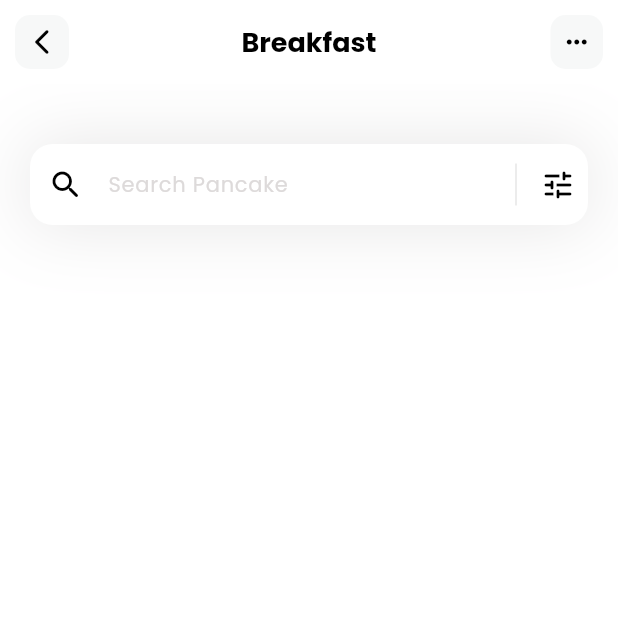
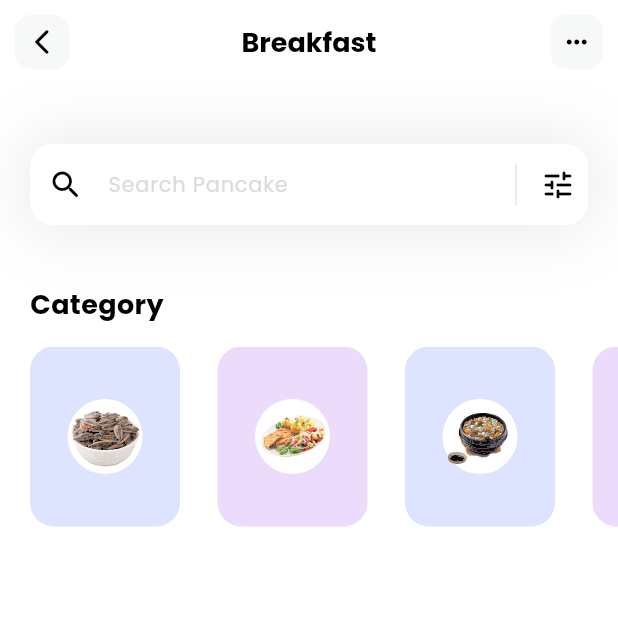
Before and after one commit to Vadimcha/DietApp, a Flutter app: the screen it shows after launch, on a phone screen of 412 x 824 dp, the top half of it. Run offline on Flutter 3.47's test engine with Material 3 defaults, Android fonts, the phone set to English and light mode, and no system bars; our stand-ins replace flutter_svg.

Commit message:
Make category section

```diff
--- /dev/null
+++ b/lib/components/CategorySection.dart
@@ -0,0 +1,67 @@
+import 'package:diet_app/models/category_model.dart';
+import 'package:flutter/material.dart';
+import 'package:flutter_svg/svg.dart';
+
+class CategorySection extends StatelessWidget {
+  CategorySection({super.key});
+
+  List<CategoryModel> categories = [];
+  void _getCategories() {
+    categories = CategoryModel.getCategories();
+  }
+
+  @override
+  Widget build(BuildContext context) {
+    _getCategories();
+    return Column(
+      crossAxisAlignment: CrossAxisAlignment.start,
+      children: [
+        const Padding(
+          padding: EdgeInsets.only(left: 20),
+          child: Text(
+            'Category',
+            style: TextStyle(
+              color: Colors.black,
+              fontSize: 18,
+              fontWeight: FontWeight.bold,
+            ),
+          ),
+        ),
+        const SizedBox(
+          height: 15,
+        ),
+        SizedBox(
+            height: 120,
+            child: ListView.separated(
+              scrollDirection: Axis.horizontal,
+              padding: const EdgeInsets.only(left: 20, right: 20),
+              itemCount: categories.length,
+              separatorBuilder: (content, index) => const SizedBox(
+                width: 25,
+              ),
+              itemBuilder: (content, index) => Container(
+                width: 100,
+                decoration: BoxDecoration(
+                  color: categories[index].boxColor.withOpacity(.3),
+                  borderRadius: BorderRadius.circular(16),
+                ),
+                child: Column(
+                  mainAxisAlignment: MainAxisAlignment.center,
+                  children: [
+                    Container(
+                      width: 50,
+                      height: 50,
+                      decoration: const BoxDecoration(
+                        color: Colors.white,
+                        shape: BoxShape.circle,
+                      ),
+                      child: SvgPicture.asset(categories[index].iconPath),
+                    )
+                  ],
+                ),
+              ),
+            ))
+      ],
+    );
+  }
+}
--- /dev/null
+++ b/lib/models/category_model.dart
@@ -0,0 +1,38 @@
+import 'package:flutter/material.dart';
+
+class CategoryModel {
+  String name;
+  String iconPath;
+  Color boxColor;
+
+  CategoryModel({
+    required this.name,
+    required this.iconPath,
+    required this.boxColor,
+  });
+
+  static List<CategoryModel> getCategories() {
+    List<CategoryModel> categories = [];
+    categories.add(CategoryModel(
+      name: 'Семечки',
+      iconPath: 'assets/Семечки.svg',
+      boxColor: const Color(0xff92A3FD),
+    ));
+    categories.add(CategoryModel(
+      name: 'Завтрак 1',
+      iconPath: 'assets/Завтрак 1.svg',
+      boxColor: const Color(0xffc588f2),
+    ));
+    categories.add(CategoryModel(
+      name: 'Завтрак 2',
+      iconPath: 'assets/Завтрак 2.svg',
+      boxColor: const Color(0xff92A3FD),
+    ));
+    categories.add(CategoryModel(
+      name: 'Яичница',
+      iconPath: 'assets/Яичница.svg',
+      boxColor: const Color(0xffc588f2),
+    ));
+    return categories;
+  }
+}
--- a/lib/pages/home.dart
+++ b/lib/pages/home.dart
@@ -1,5 +1,6 @@
 import 'package:flutter/material.dart';
 
+import '../components/CategorySection.dart';
 import '../components/SearchBar.dart';
 
 class HomePage extends StatelessWidget {
@@ -9,9 +10,14 @@ class HomePage extends StatelessWidget {
   Widget build(BuildContext context) {
     return Scaffold(
       appBar: _appBar(),
-      body: const Column(
+      body: Column(
+        crossAxisAlignment: CrossAxisAlignment.start,
         children: [
-          MySearchBar(),
+          const MySearchBar(),
+          const SizedBox(
+            height: 40,
+          ),
+          CategorySection(),
         ],
       ),
       backgroundColor: Colors.white,
```
Also changed, not shown: pubspec.yaml (+4 -3 lines), assets/Завтрак 1.svg (added), assets/Завтрак 2.svg (added), assets/Семечки.svg (added), assets/Яичница.svg (added), pubspec.lock.
